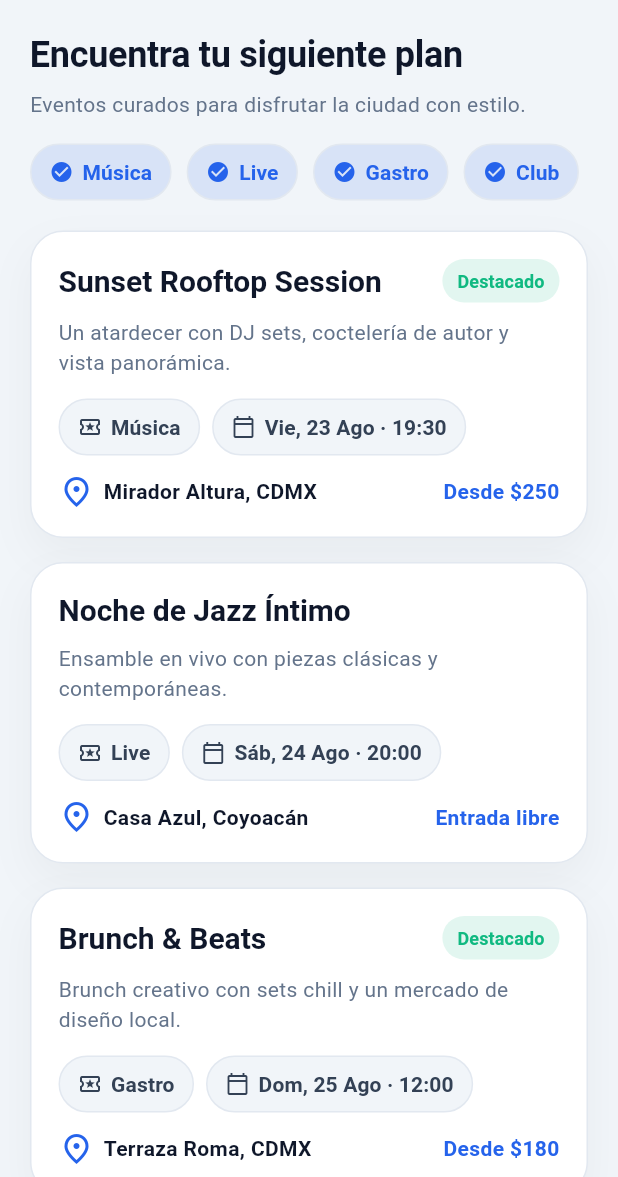
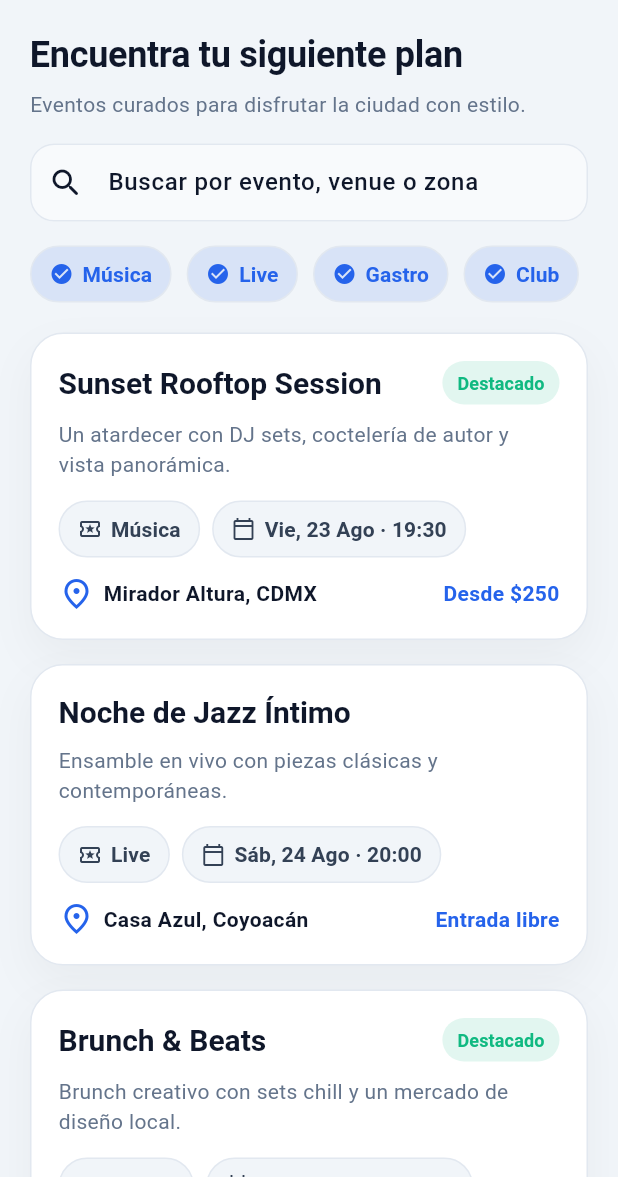
Before and after one commit to app-eventos-01/tuplan-app, a Flutter app: the EventsHomeScreen screen opened directly, on a phone screen of 412 x 824 dp, the part 59-1236 px from its top. Run offline on Flutter 3.47's test engine with Material 3 defaults, Android fonts, the light colour scheme and no system bars.

Commit message:
Add event search filter

```diff
--- a/lib/main.dart
+++ b/lib/main.dart
@@ -326,14 +326,39 @@ class _EventsHomeScreenState extends State<EventsHomeScreen> {
 
   final Set<String> _selectedCategories = {'Música', 'Live', 'Gastro', 'Club'};
   bool _onlyFree = false;
+  String _searchQuery = '';
+
 
   List<EventItem> get _filteredEvents {
+  final query = _searchQuery.trim().toLowerCase();
+
   return _events.where((event) {
     final matchesCategory = _selectedCategories.contains(event.category);
-      final matchesPrice = !_onlyFree || event.price.contains('libre');
-      return matchesCategory && matchesPrice;
+
+    // “Solo gratuitos”: hacemos comparación en minúscula para evitar fallos.
+    final priceText = event.price.toLowerCase();
+    final matchesPrice = !_onlyFree || priceText.contains('libre');
+
+    // Partimos location: "Venue, Zona"
+    final locationParts = event.location.split(',');
+    final venue = locationParts.first.trim().toLowerCase();
+    final zone = locationParts.length > 1
+        ? locationParts.last.trim().toLowerCase()
+        : '';
+
+    final titleText = event.title.toLowerCase();
+    final locationText = event.location.toLowerCase();
+
+    final matchesSearch = query.isEmpty ||
+        titleText.contains(query) ||
+        locationText.contains(query) ||
+        venue.contains(query) ||
+        zone.contains(query);
+
+    return matchesCategory && matchesPrice && matchesSearch;
   }).toList();
 }
+
 
   void _openFilters() {
     showModalBottomSheet<void>(
@@ -385,6 +410,24 @@ class _EventsHomeScreenState extends State<EventsHomeScreen> {
             ),
           ),
           const SizedBox(height: 16),
+TextField(
+  onChanged: (value) {
+    setState(() => _searchQuery = value);
+  },
+  textInputAction: TextInputAction.search,
+  decoration: InputDecoration(
+    hintText: 'Buscar por evento, venue o zona',
+    prefixIcon: const Icon(Icons.search_rounded),
+    suffixIcon: _searchQuery.isEmpty
+        ? null
+        : IconButton(
+            tooltip: 'Limpiar',
+            onPressed: () => setState(() => _searchQuery = ''),
+            icon: const Icon(Icons.close_rounded),
+          ),
+  ),
+),
+const SizedBox(height: 16),
 Wrap(
   spacing: 10,
   runSpacing: 10,
@@ -398,6 +441,7 @@ class _EventsHomeScreenState extends State<EventsHomeScreen> {
       )
       .toList(),
 ),
+
           const SizedBox(height: 20),
           if (_filteredEvents.isEmpty)
             Container(
```
Lines whose indentation alone changed are shown as unchanged.
